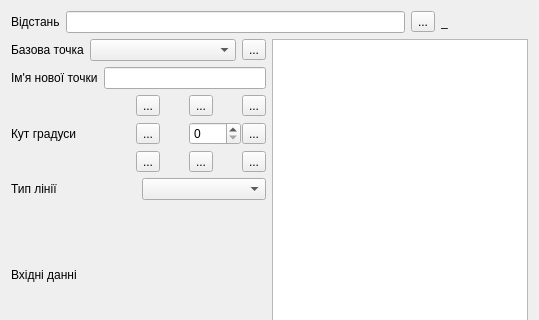
Above: dialogs/dialogendline.ui from OpnTec/fashionmaker before the change; both pictures show x 0 to 539 and y 0 to 320 of the 539 by 559 pixel window. Below: the same form after it.
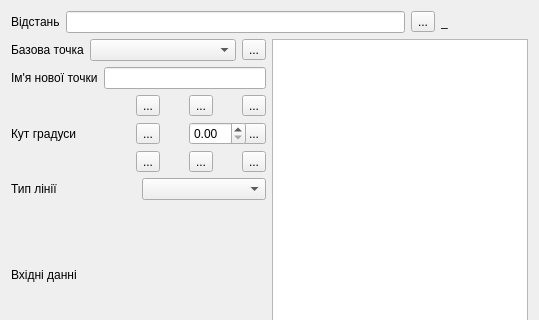
That is the form after the change. Icons and pictures are not drawn.

What changed in the file:
```diff
--- a/dialogs/dialogendline.ui
+++ b/dialogs/dialogendline.ui
@@ -315,7 +315,7 @@
               </widget>
              </item>
              <item row="1" column="1">
-              <widget class="QSpinBox" name="spinBoxAngle">
+              <widget class="QDoubleSpinBox" name="doubleSpinBoxAngle">
                <property name="sizePolicy">
                 <sizepolicy hsizetype="Ignored" vsizetype="Fixed">
                  <horstretch>0</horstretch>
@@ -324,16 +324,10 @@
                </property>
                <property name="minimumSize">
                 <size>
-                 <width>52</width>
+                 <width>57</width>
                  <height>0</height>
                 </size>
                </property>
-               <property name="maximum">
-                <number>360</number>
-               </property>
-               <property name="value">
-                <number>0</number>
-               </property>
               </widget>
              </item>
             </layout>
```
